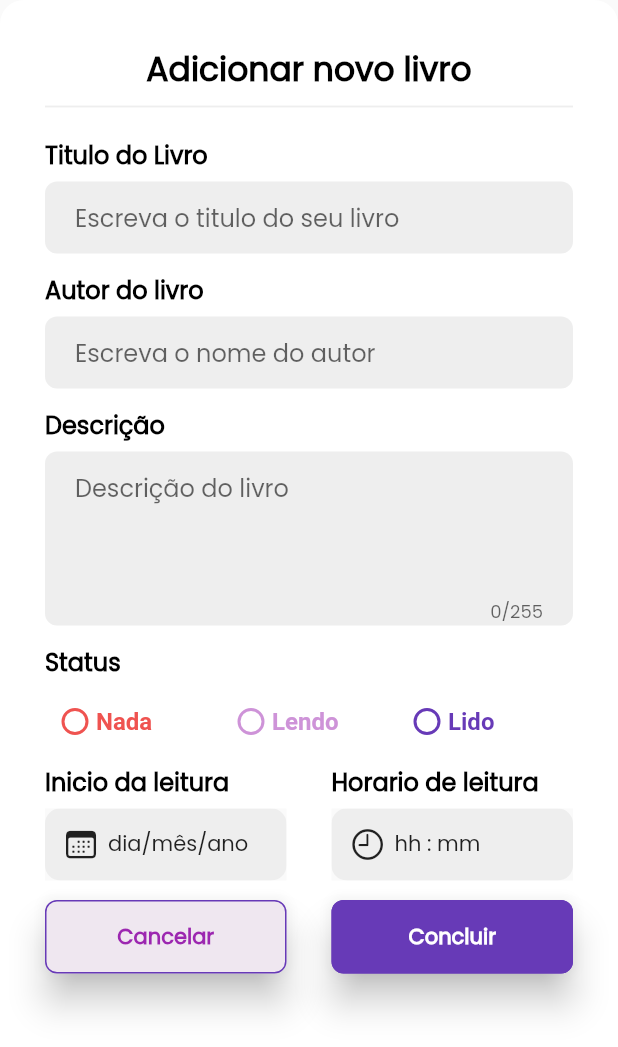
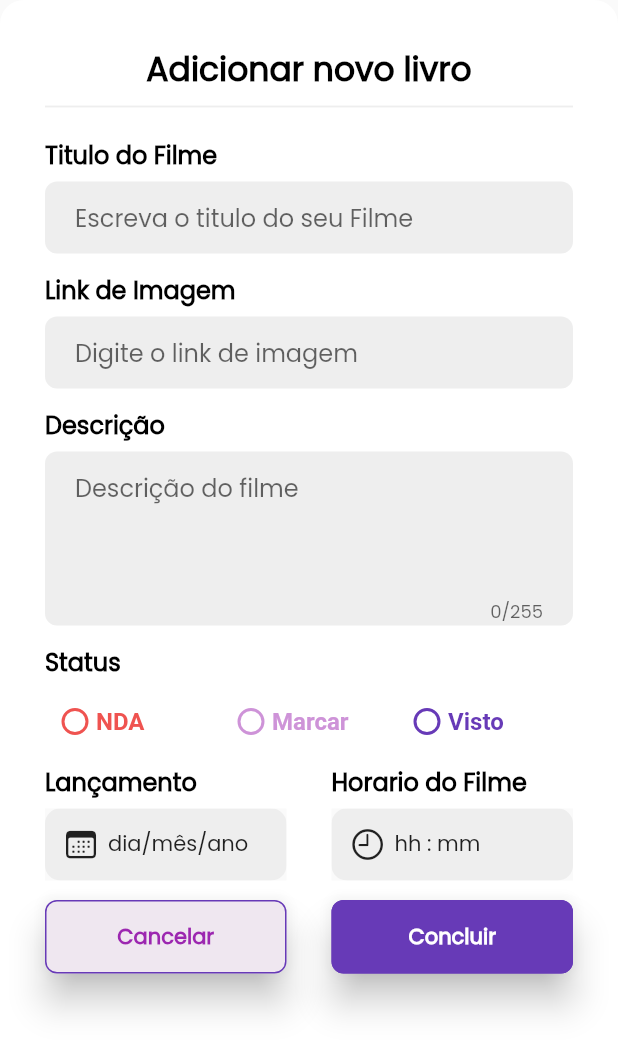
Before and after one commit to gawacasi/gengarBooks, a Flutter app: what newBookModel() shows on an empty page, opened directly, on a phone screen of 412 x 824 dp. Shown: the top 1047 px of the screen. Run offline on Flutter 3.47's test engine with Material 2 defaults, Android fonts, the phone set to English and light mode, and no system bars; our stand-ins replace flutter_riverpod, gap; network calls fail.

Commit message:
Name correction

```diff
--- a/lib/widgets/newBookModel.dart
+++ b/lib/widgets/newFilmModel.dart
@@ -8,7 +8,6 @@ import 'package:gengarbook/widgets/customTextField.dart';
 import 'package:gengarbook/widgets/dateTimeWidget.dart';
 import 'package:gengarbook/widgets/radioWidget.dart';
 import 'package:gengarbook/provider/radioProvider.dart';
-import 'package:get/get.dart';
 import 'package:intl/intl.dart';
 
 class newBookModel extends ConsumerWidget {
@@ -45,21 +44,21 @@ class newBookModel extends ConsumerWidget {
           ),
           const Gap(12),
           const Text(
-            'Titulo do Livro',
+            'Titulo do Filme',
             style: appStyle.headingText,
           ),
           const Gap(6),
           customTextField(
-            hintTxt: 'Escreva o titulo do seu livro',
+            hintTxt: 'Escreva o titulo do seu Filme',
           ),
           const Gap(12),
           Text(
-            'Autor do livro',
+            'Link de Imagem',
             style: appStyle.headingText,
           ),
           const Gap(6),
           customTextField(
-            hintTxt: 'Escreva o nome do autor',
+            hintTxt: 'Digite o link de imagem',
           ),
           const Gap(12),
           Text(
@@ -68,7 +67,7 @@ class newBookModel extends ConsumerWidget {
           ),
           const Gap(6),
           customTextField(
-            hintTxt: "Descrição do livro",
+            hintTxt: "Descrição do filme",
             maxLength: 255,
             maxLines: 3,
           ),
@@ -81,7 +80,7 @@ class newBookModel extends ConsumerWidget {
             children: [
               Expanded(
                 child: radioWidget(
-                    radioTxt: 'Nada',
+                    radioTxt: 'NDA',
                     statusColor: Colors.red.shade400,
                     valueInput: 1,
                     onChangedValue: () => {
@@ -90,7 +89,7 @@ class newBookModel extends ConsumerWidget {
               ),
               Expanded(
                 child: radioWidget(
-                    radioTxt: 'Lendo',
+                    radioTxt: 'Marcar',
                     statusColor: Colors.purple.shade200,
                     valueInput: 2,
                     onChangedValue: () => {
@@ -99,7 +98,7 @@ class newBookModel extends ConsumerWidget {
               ),
               Expanded(
                 child: radioWidget(
-                    radioTxt: 'Lido',
+                    radioTxt: 'Visto',
                     statusColor: Colors.deepPurple,
                     valueInput: 3,
                     onChangedValue: () => {
@@ -128,7 +127,7 @@ class newBookModel extends ConsumerWidget {
                   }
                 },
                 icon: CupertinoIcons.calendar,
-                dateTimeText: 'Inicio da leitura',
+                dateTimeText: 'Lançamento',
                 valueText: dateProv,
               ),
               Gap(30),
@@ -145,7 +144,7 @@ class newBookModel extends ConsumerWidget {
                         .update((state) => getTime.format(context));
                   }
                 },
-                dateTimeText: 'Horario de leitura',
+                dateTimeText: 'Horario do Filme',
                 valueText: timeProv,
                 icon: CupertinoIcons.time,
               )
```
Also changed, not shown: lib/pages/homePage.dart (+6 -65 lines), lib/widgets/CardListBooks.dart (added, +78 -0 lines).
